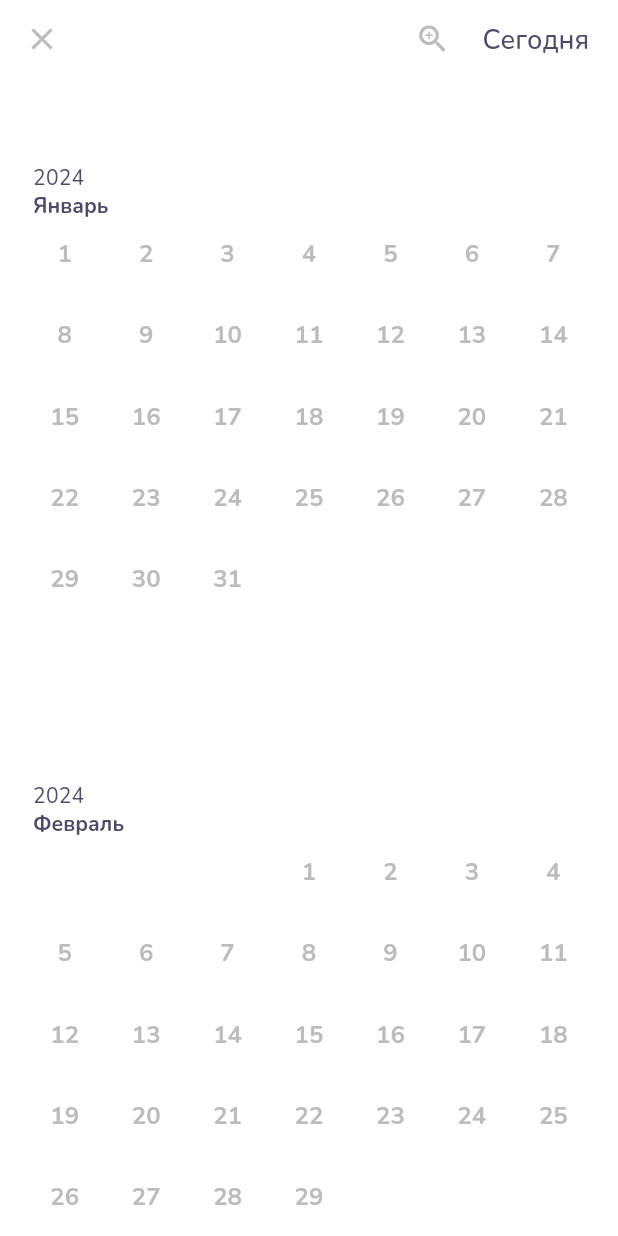
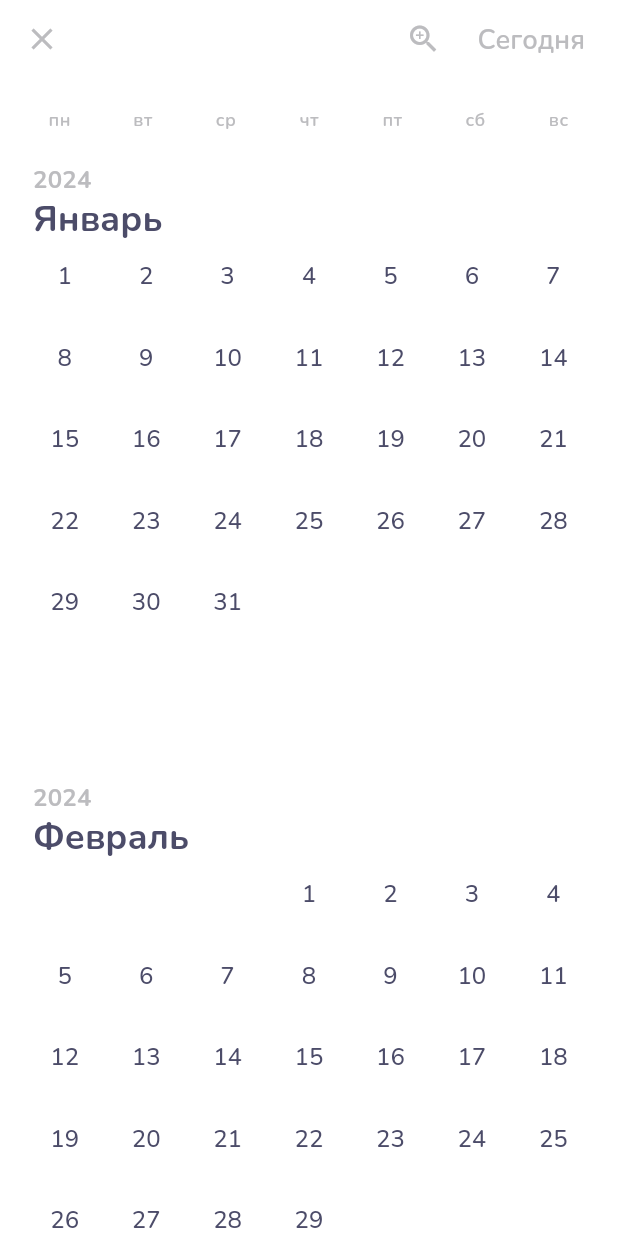
Before and after one commit to gabralava/tz, a Flutter app: the screen it shows after launch, after a tap on the "calendar month" icon, on a phone screen of 412 x 824 dp. Run offline on Flutter 3.47's test engine with Material 3 defaults, Android fonts, the phone set to English and light mode, and no system bars; our stand-ins replace fl_chart.

Commit message:
Изменения в стилях текста

```diff
--- a/lib/presentation/screens/home_screen.dart
+++ b/lib/presentation/screens/home_screen.dart
@@ -1,8 +1,8 @@
 import 'package:flutter/material.dart';
-import 'package:tz/presentation/ui/dropdown_menu.dart';
-import 'package:tz/presentation/ui/emotion_card.dart';
-import 'package:tz/presentation/ui/note_field_card.dart';
-import 'package:tz/presentation/ui/slider_card.dart';
+import 'package:tz/presentation/ui/home/dropdown_menu.dart';
+import 'package:tz/presentation/ui/home/emotion_card.dart';
+import 'package:tz/presentation/ui/home/note_field_card.dart';
+import 'package:tz/presentation/ui/home/slider_card.dart';
 
 class HomeScreen extends StatefulWidget {
   const HomeScreen({super.key});
@@ -94,7 +94,7 @@ class _HomeScreenState extends State<HomeScreen> {
         children: [
           Text(
             'Что чувствуешь?',
-            style: Theme.of(context).textTheme.labelLarge,
+            style: Theme.of(context).textTheme.titleLarge,
           ),
           const SizedBox(
             height: 20,
@@ -123,7 +123,7 @@ class _HomeScreenState extends State<HomeScreen> {
           ),
           Text(
             'Уровень стресса',
-            style: Theme.of(context).textTheme.labelLarge,
+            style: Theme.of(context).textTheme.titleLarge,
           ),
           const SizedBox(
             height: 20,
@@ -142,7 +142,7 @@ class _HomeScreenState extends State<HomeScreen> {
           ),
           Text(
             'Самооценка',
-            style: Theme.of(context).textTheme.labelLarge,
+            style: Theme.of(context).textTheme.titleLarge,
           ),
           const SizedBox(
             height: 20,
@@ -160,7 +160,7 @@ class _HomeScreenState extends State<HomeScreen> {
           ),
           Text(
             'Заметки',
-            style: Theme.of(context).textTheme.labelLarge,
+            style: Theme.of(context).textTheme.titleLarge,
           ),
           const SizedBox(
             height: 20,
@@ -184,7 +184,11 @@ class _HomeScreenState extends State<HomeScreen> {
                       ),
                       content: Text(
                         'Заметка успешно сохранена',
-                        style: Theme.of(context).textTheme.titleMedium,
+                        style: TextStyle(
+                            fontFamily: 'Nunito',
+                            fontWeight: FontWeight.w400,
+                            fontSize: 14,
+                            color: Color.fromRGBO(76, 76, 105, 1)),
                       ),
                     );
                   });
@@ -195,10 +199,13 @@ class _HomeScreenState extends State<HomeScreen> {
                     : Theme.of(context).colorScheme.secondaryContainer),
             child: Text(
               'Сохранить',
-              style: TextStyle(
-                  color: isFormValid
-                      ? Colors.white
-                      : Theme.of(context).colorScheme.secondaryContainer),
+              style: isFormValid
+                  ? TextStyle(
+                      fontFamily: 'Nunito',
+                      fontSize: 20,
+                      fontWeight: FontWeight.w400,
+                      color: Colors.white)
+                  : Theme.of(context).textTheme.displaySmall,
             ),
           ),
         ],
--- a/lib/theme/text_theme.dart
+++ b/lib/theme/text_theme.dart
@@ -2,20 +2,20 @@ import 'package:flutter/material.dart';
 
 class TextThemeStyle {
   static TextTheme light = const TextTheme(
-    displayLarge: TextStyle(fontSize: 18, fontWeight: FontWeight.w600, color: Color.fromRGBO(188, 188, 191, 1), fontFamily: 'Nunito'),
-    displayMedium: TextStyle(fontSize: 14, fontWeight: FontWeight.w700, color: Color.fromRGBO(76, 76, 105, 1), fontFamily: 'Nunito'),
-    displaySmall: TextStyle(fontSize: 10, fontWeight: FontWeight.w500, color: Color.fromRGBO(76, 76, 105, 1), fontFamily: 'Nunito'),
-    headlineLarge: TextStyle(fontSize: 18, fontWeight: FontWeight.w700, color: Color.fromRGBO(188, 188, 191, 1), fontFamily: 'Nunito'),
-    headlineMedium: TextStyle(fontSize: 18, fontWeight: FontWeight.w500, color: Color.fromRGBO(76, 76, 105, 1), fontFamily: 'Nunito'),
-    headlineSmall: TextStyle(fontSize: 16, fontWeight: FontWeight.w700, color: Color.fromRGBO(188, 188, 191, 1), fontFamily: 'Nunito'),
-    titleLarge: TextStyle(fontSize: 16, fontWeight: FontWeight.w800, color: Color.fromRGBO(76, 76, 105, 1), fontFamily: 'Nunito'),
-    titleMedium: TextStyle(fontSize: 14, fontWeight: FontWeight.w400, color: Color.fromRGBO(76, 76, 105, 1), fontFamily: 'Nunito'),
-    titleSmall: TextStyle(fontSize: 11, fontWeight: FontWeight.w400, color: Color.fromRGBO(76, 76, 105, 1), fontFamily: 'Nunito'),
-    bodyLarge: TextStyle(fontSize: 14, fontWeight: FontWeight.w400, color: Color.fromRGBO(188, 188, 191, 1), fontFamily: 'Nunito'),
-    bodyMedium: TextStyle(fontSize: 11, fontWeight: FontWeight.w400, color: Color.fromRGBO(188, 188, 191, 1), fontFamily: 'Nunito'),
-    bodySmall: TextStyle(fontSize: 11, fontWeight: FontWeight.w400, color: Color.fromRGBO(255, 255, 255, 1), fontFamily: 'Nunito'),
-    labelLarge: TextStyle(fontSize: 24, fontWeight: FontWeight.w700, color: Color.fromRGBO(76, 76, 105, 1), fontFamily: 'Nunito'),
-    labelMedium: TextStyle(fontSize: 12, fontWeight: FontWeight.w500, color: Color.fromRGBO(255, 255, 255, 1), fontFamily: 'Nunito'),
-    labelSmall: TextStyle(fontSize: 12, fontWeight: FontWeight.w500, color: Color.fromRGBO(188, 188, 191, 1), fontFamily: 'Nunito'),
+    displayLarge: TextStyle(fontSize: 26, fontWeight: FontWeight.w800, color: Color.fromRGBO(76, 76, 105, 1), fontFamily: 'Nunito'), // Год в календаре
+    displayMedium: TextStyle(fontSize: 24, fontWeight: FontWeight.w700, color: Color.fromRGBO(76, 76, 105, 1), fontFamily: 'Nunito'), // Большие месяца в календаре
+    displaySmall: TextStyle(fontSize: 20, fontWeight: FontWeight.w400, color: Color.fromRGBO(188, 188, 191, 1), fontFamily: 'Nunito'), // Кнопка сохранить
+    headlineLarge: TextStyle(fontSize: 18, fontWeight: FontWeight.w700, color: Color.fromRGBO(188, 188, 191, 1), fontFamily: 'Nunito'), // Дата
+    headlineMedium: TextStyle(fontSize: 18, fontWeight: FontWeight.w600, color: Color.fromRGBO(188, 188, 191, 1), fontFamily: 'Nunito'), // Кнопка сегодня
+    headlineSmall: TextStyle(fontSize: 16, fontWeight: FontWeight.w500, color: Color.fromRGBO(76, 76, 105, 1), fontFamily: 'Nunito'), // Дни месяца в большом календаре
+    titleLarge: TextStyle(fontSize: 16, fontWeight: FontWeight.w800, color: Color.fromRGBO(76, 76, 105, 1), fontFamily: 'Nunito'), // Заголовки в главном меню
+    titleMedium: TextStyle(fontSize: 16, fontWeight: FontWeight.w700, color: Color.fromRGBO(188, 188, 191, 1), fontFamily: 'Nunito'), // Года в календаре
+    titleSmall: TextStyle(fontSize: 14, fontWeight: FontWeight.w700, color: Color.fromRGBO(76, 76, 105, 1), fontFamily: 'Nunito'), // Маленькие месяца в календаре
+    bodyLarge: TextStyle(fontSize: 11, fontWeight: FontWeight.w400, color: Color.fromRGBO(145, 158, 171, 1), fontFamily: 'Nunito'), // Текст активных ползунков в главном меню
+    bodyMedium: TextStyle(fontSize: 10, fontWeight: FontWeight.w500, color: Color.fromRGBO(76, 76, 105, 1), fontFamily: 'Nunito'), // Дни месяца в маленьком календаре
+    bodySmall: TextStyle(fontSize: 12, fontWeight: FontWeight.w600, color: Color.fromRGBO(188, 188, 191, 1), fontFamily: 'Nunito'), // Дни недели в календаре
+    labelLarge: TextStyle(fontSize: 12, fontWeight: FontWeight.w500, color: Color.fromRGBO(188, 188, 191, 1), fontFamily: 'Nunito'), // Неактивный текст в tabbar
+    labelMedium: TextStyle(fontSize: 11, fontWeight: FontWeight.w400, color: Color.fromRGBO(76, 76, 105, 1), fontFamily: 'Nunito'), // Текст в выпадающем меню эмоций + Текст самих эмоций
+    labelSmall: TextStyle(fontSize: 11, fontWeight: FontWeight.w400, color: Color.fromRGBO(188, 188, 191, 1), fontFamily: 'Nunito'), // Текст неактивных ползунков в главном меню
   );
 }
```
